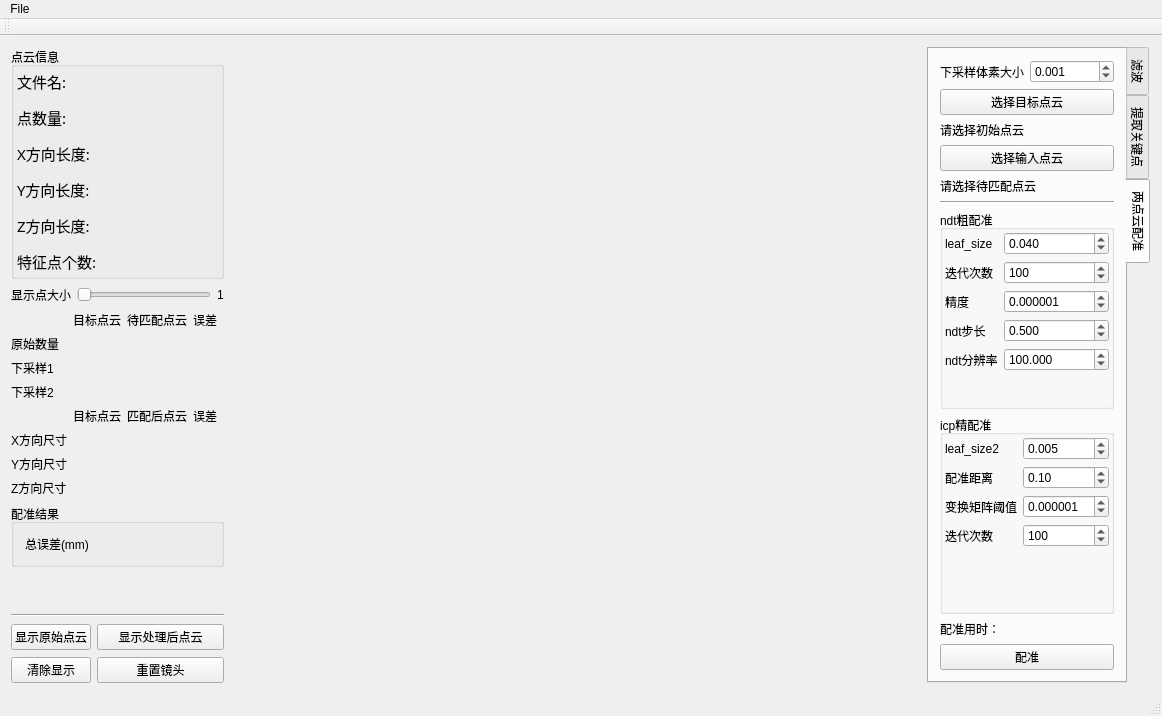
Before: the Qt Designer form PCLTool/PCLTool.ui in YanZY97/PCLTool, drawn with Qt 5.
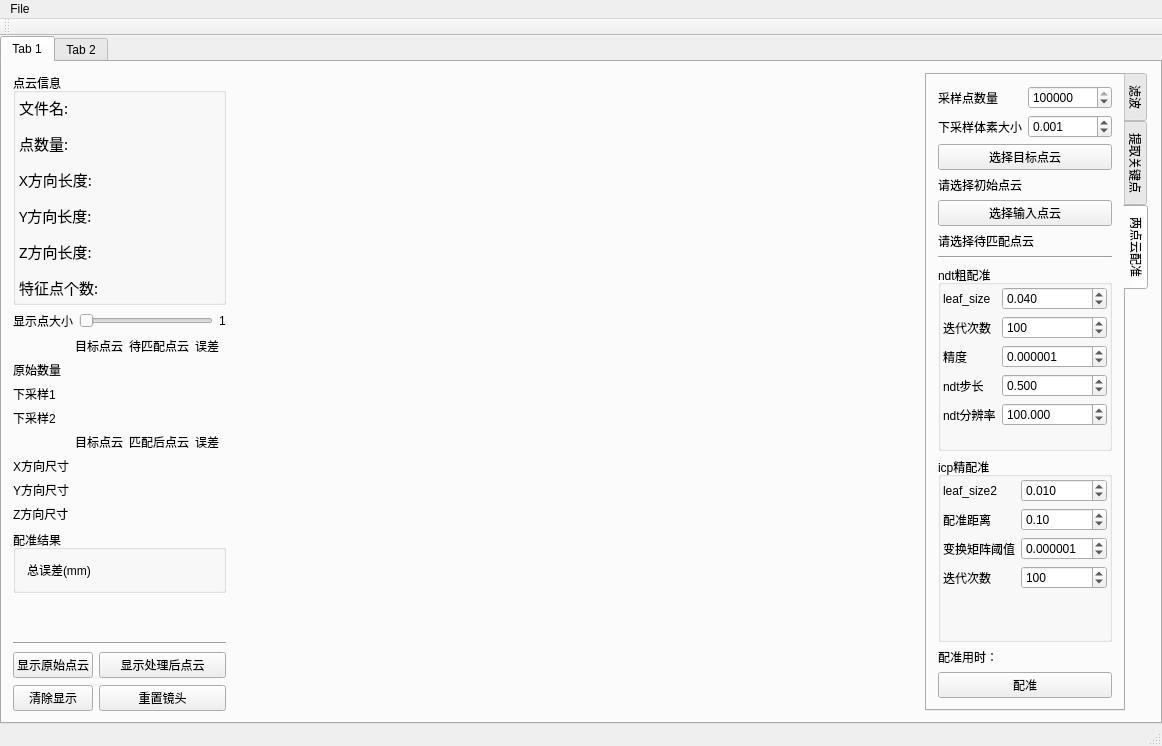
After: the same form once the commit is applied. The open tabs and pages were chosen to show the change. Custom widgets are drawn as their Qt base class.

```diff
--- a/PCLTool/PCLTool.ui
+++ b/PCLTool/PCLTool.ui
@@ -7,7 +7,7 @@
     <x>0</x>
     <y>0</y>
     <width>1162</width>
-    <height>686</height>
+    <height>729</height>
    </rect>
   </property>
   <property name="windowTitle">
@@ -20,7 +20,29 @@
      <verstretch>0</verstretch>
     </sizepolicy>
    </property>
-   <layout class="QHBoxLayout" name="horizontalLayout" stretch="0,1,0">
+   <layout class="QHBoxLayout" name="horizontalLayout" stretch="0">
+    <property name="leftMargin">
+     <number>0</number>
+    </property>
+    <property name="topMargin">
+     <number>0</number>
+    </property>
+    <property name="rightMargin">
+     <number>0</number>
+    </property>
+    <property name="bottomMargin">
+     <number>0</number>
+    </property>
+    <item>
+     <widget class="QTabWidget" name="tabWidget_2">
+      <property name="currentIndex">
+       <number>1</number>
+      </property>
+      <widget class="QWidget" name="tab">
+       <attribute name="title">
+        <string>Tab 1</string>
+       </attribute>
+       <layout class="QHBoxLayout" name="horizontalLayout_2" stretch="0,1,0">
     <item>
      <layout class="QVBoxLayout" name="layoutDisplay" stretch="0,0,0,0,1,0,0">
       <property name="spacing">
@@ -1160,14 +1182,14 @@
          <layout class="QVBoxLayout" name="verticalLayout_12">
           <item>
            <layout class="QFormLayout" name="formLayout_8">
-            <item row="0" column="0">
+                <item row="1" column="0">
              <widget class="QLabel" name="label_28">
               <property name="text">
                <string>下采样体素大小</string>
               </property>
              </widget>
             </item>
-            <item row="0" column="1">
+                <item row="1" column="1">
              <widget class="QDoubleSpinBox" name="sboxRegLeafSize">
               <property name="decimals">
                <number>3</number>
@@ -1180,6 +1202,26 @@
               </property>
              </widget>
             </item>
+                <item row="0" column="0">
+                 <widget class="QLabel" name="label_42">
+                  <property name="text">
+                   <string>采样点数量</string>
+                  </property>
+                 </widget>
+                </item>
+                <item row="0" column="1">
+                 <widget class="QSpinBox" name="sboxLoadPoints">
+                  <property name="maximum">
+                   <number>100000000</number>
+                  </property>
+                  <property name="singleStep">
+                   <number>1000</number>
+                  </property>
+                  <property name="value">
+                   <number>1000000</number>
+                  </property>
+                 </widget>
+                </item>
            </layout>
           </item>
           <item>
@@ -1439,7 +1481,7 @@
                   <double>0.001000000000000</double>
                  </property>
                  <property name="value">
-                  <double>0.005000000000000</double>
+                      <double>0.010000000000000</double>
                  </property>
                 </widget>
                </item>
@@ -1474,6 +1516,41 @@
            <string>配准</string>
           </property>
          </widget>
+            </item>
+           </layout>
+          </widget>
+         </widget>
+        </item>
+       </layout>
+      </widget>
+      <widget class="QWidget" name="tab_2">
+       <attribute name="title">
+        <string>Tab 2</string>
+       </attribute>
+       <layout class="QHBoxLayout" name="horizontalLayout_3" stretch="0,1">
+        <item>
+         <layout class="QVBoxLayout" name="verticalLayout_11">
+          <item>
+           <widget class="QPushButton" name="btnConnectDevice">
+            <property name="text">
+             <string>连接相机</string>
+            </property>
+           </widget>
+          </item>
+          <item>
+           <widget class="QPushButton" name="btnGetOneFrameCloud">
+            <property name="enabled">
+             <bool>false</bool>
+            </property>
+            <property name="text">
+             <string>获取点云</string>
+            </property>
+           </widget>
+          </item>
+         </layout>
+        </item>
+        <item>
+         <widget class="QVTKWidget" name="qvtkWidget_2"/>
         </item>
        </layout>
       </widget>
```
Left out of the diff: 8 changed lines with no effect on the pictures. Lines whose indentation alone changed are shown as unchanged.
